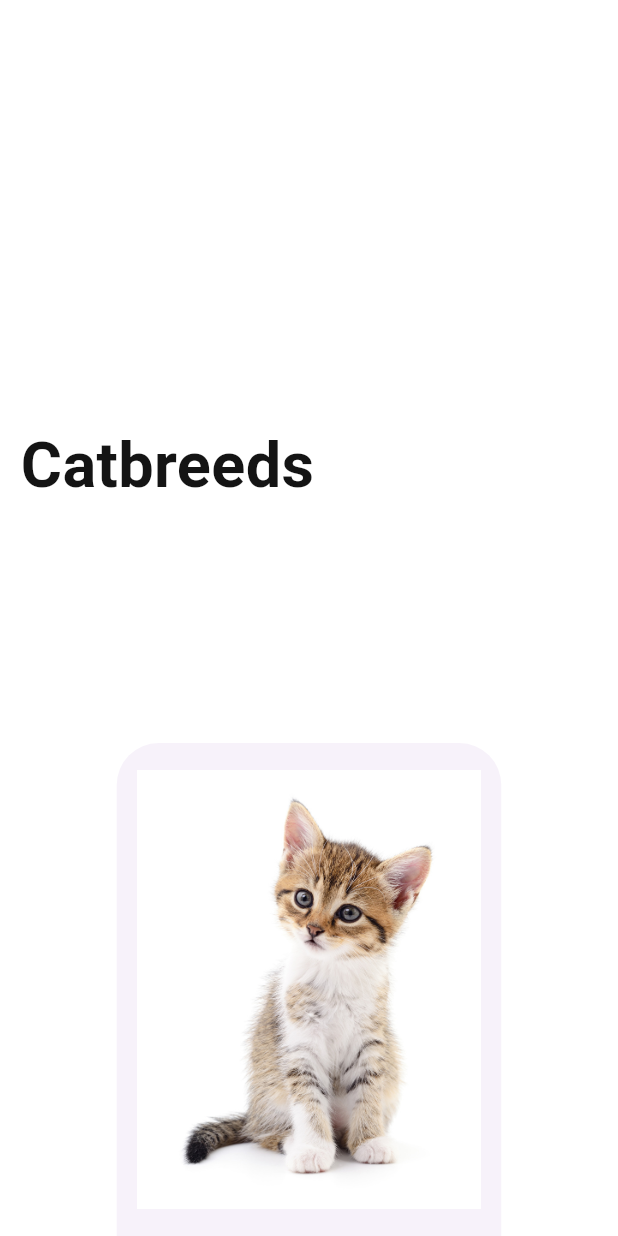
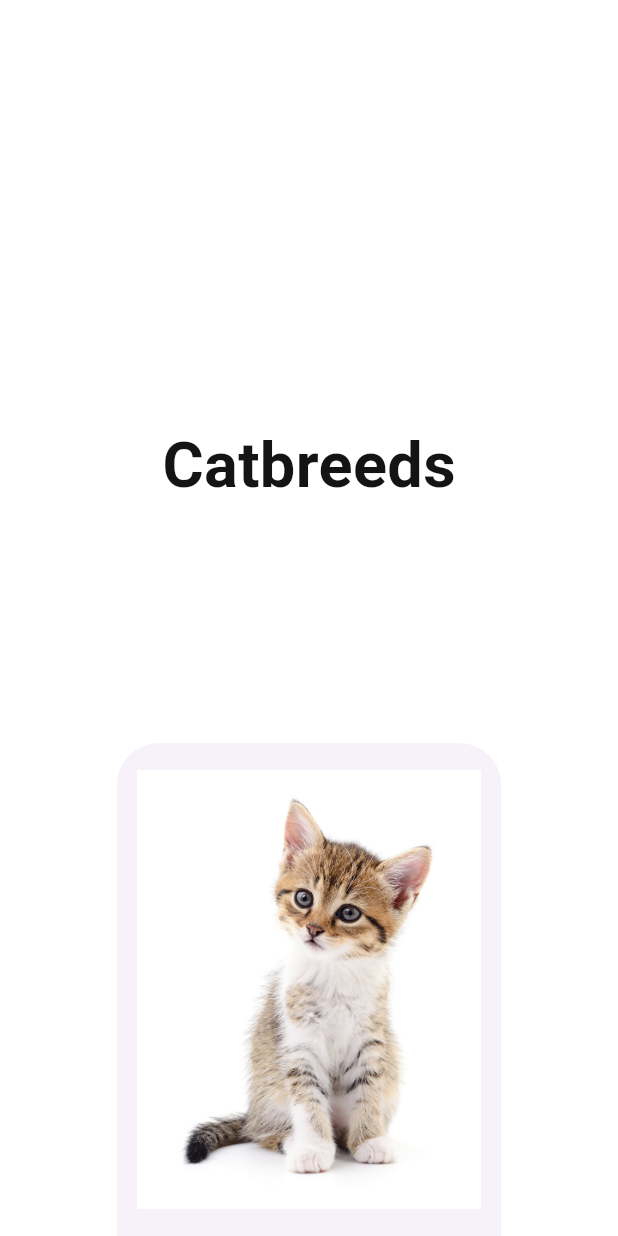
Before and after one commit to daniel-zuluaga/TecnicalTestPragma, a Flutter app: the first screen one second after launch, on a phone screen of 412 x 824 dp. Run offline on Flutter 3.47's test engine with Material 3 defaults, Android fonts, the phone set to English and light mode, and no system bars; our stand-ins replace either_dart, flutter_bloc, flutter_screenutil, go_router, google_fonts, kiwi; Roboto replaces fonts that are missing (Acme).

Commit message:
[Feature/update] update these screen for implements the go router

```diff
--- a/lib/features/splash/presentation/pages/splash_catbreeds.dart
+++ b/lib/features/splash/presentation/pages/splash_catbreeds.dart
@@ -2,10 +2,12 @@ import 'dart:async';
 
 import 'package:flutter/material.dart';
 import 'package:flutter_screenutil/flutter_screenutil.dart';
+import 'package:go_router/go_router.dart';
 import 'package:tecnical_test_pragma/cats_icons.dart';
 import 'package:tecnical_test_pragma/core/common_widgets/my_app_scaffold.dart';
 import 'package:tecnical_test_pragma/core/common_widgets/text/text_widget.dart';
 import 'package:tecnical_test_pragma/core/config/theme/app_cats_colors.dart';
+import 'package:tecnical_test_pragma/routers/routers.dart';
 
 class SplashCatBreeds extends StatefulWidget {
   const SplashCatBreeds({super.key});
@@ -29,7 +31,7 @@ class _SplashCatBreedsState extends State<SplashCatBreeds> {
   }
 
   route() {
-    Navigator.pushNamed(context, 'home');
+    context.goNamed(homePage);
   }
 
   @override
@@ -44,11 +46,13 @@ class _SplashCatBreedsState extends State<SplashCatBreeds> {
         child: Image.asset(CatsIcons.imageCatSplash, width: 200.w, height: 300),
       ),
       children: [
-        TextWidget(
-            text: "Catbreeds",
-            fontSize: 42,
-            fontWeight: FontWeight.bold,
-            colorText: wColor.black),
+        Center(
+          child: TextWidget(
+              text: "Catbreeds",
+              fontSize: 42,
+              fontWeight: FontWeight.bold,
+              colorText: wColor.black),
+        ),
         SizedBox(
           height: 170.h,
         )
```
Also changed, not shown: lib/features/landing_cats/presentation/pages/landing_page.dart (+8 -3 lines).
